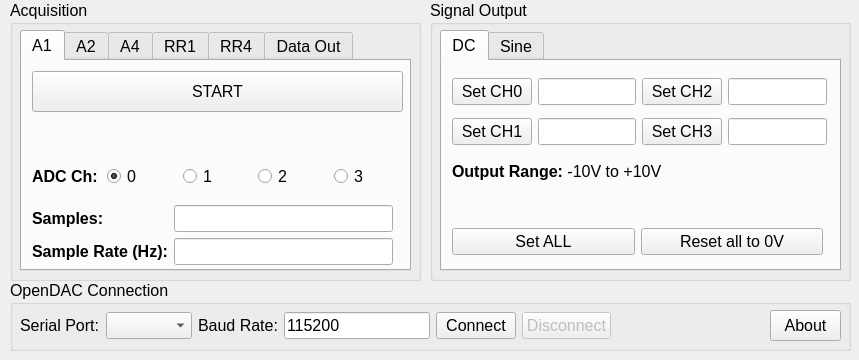
Above: Python/opendac_gui.ui from Sochnikov-Lab/OpenDAC-Python-Wrapper before the change. Below: the same form after it.
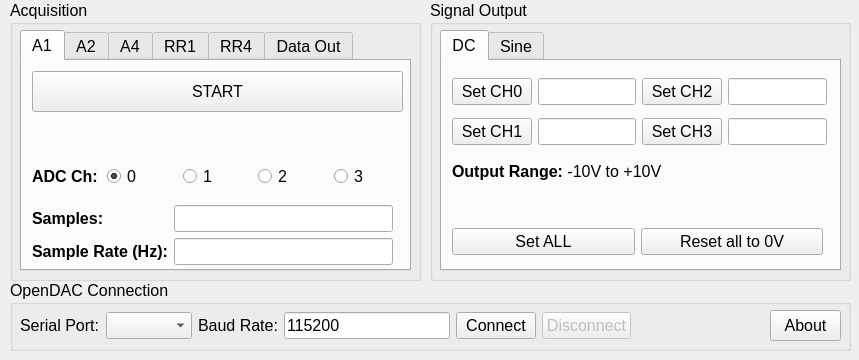
That is the form after the change.

What changed in the file:
```diff
--- a/Python/opendac_gui.ui
+++ b/Python/opendac_gui.ui
@@ -20,6 +20,21 @@
     <verstretch>0</verstretch>
    </sizepolicy>
   </property>
+  <property name="minimumSize">
+   <size>
+    <width>859</width>
+    <height>360</height>
+   </size>
+  </property>
+  <property name="maximumSize">
+   <size>
+    <width>859</width>
+    <height>360</height>
+   </size>
+  </property>
+  <property name="mouseTracking">
+   <bool>false</bool>
+  </property>
   <property name="windowTitle">
    <string>OpenDAC Control and Acquisition Interface</string>
   </property>
@@ -1358,7 +1373,7 @@
       <rect>
        <x>10</x>
        <y>30</y>
-       <width>591</width>
+       <width>611</width>
        <height>31</height>
       </rect>
      </property>
```
